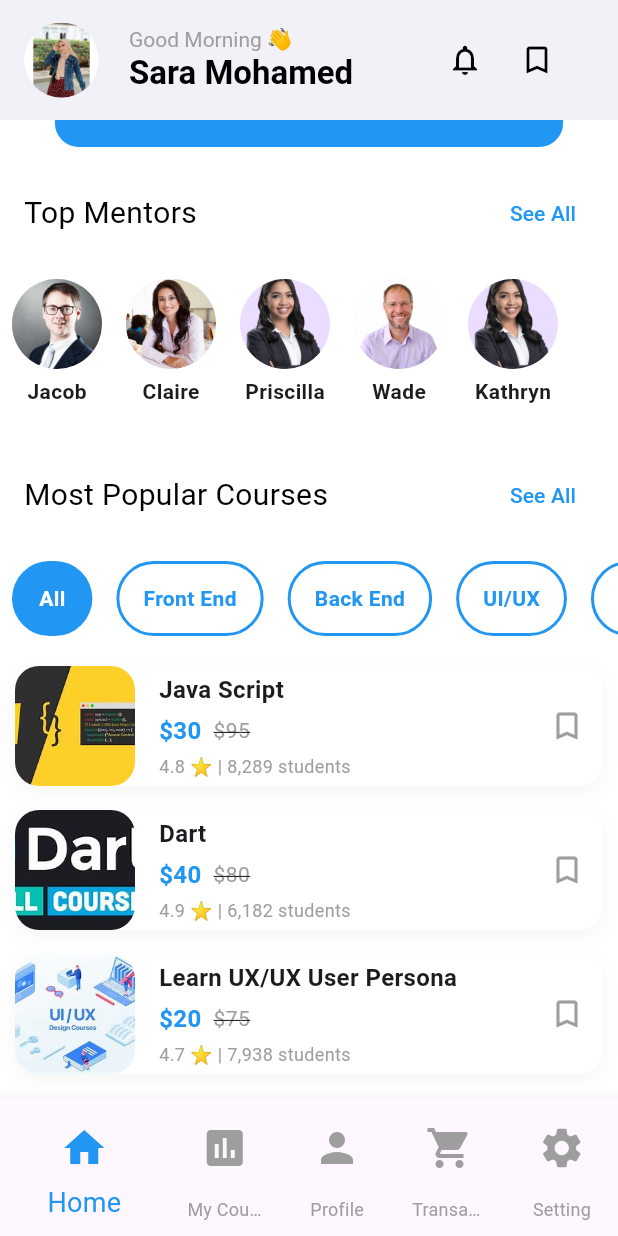
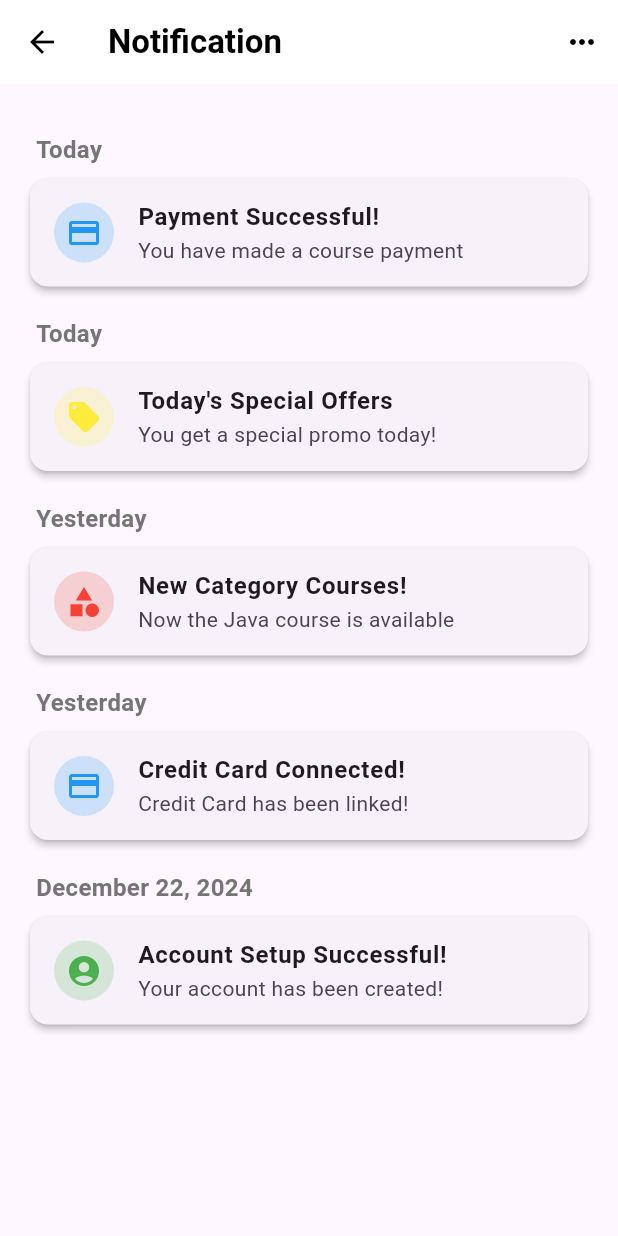
Before and after one commit to SaraMo29/TechTonic, a Flutter app: the HomeScreen screen opened directly, scrolled down 208 dp, after a tap on the "notifications none" icon, on a phone screen of 412 x 824 dp. Run offline on Flutter 3.47's test engine with Material 3 defaults, Android fonts, the phone set to English and light mode, and no system bars; drawn by our look-alikes of carousel_slider; our stand-ins replace get, introduction_screen, shared_preferences; accounts and stored records are empty.

Commit message:
Refactored notifications page and separated components

```diff
--- /dev/null
+++ b/lib/components/notification_card.dart
@@ -0,0 +1,36 @@
+import 'package:flutter/material.dart';
+import 'notification_item.dart';
+
+class NotificationCard extends StatelessWidget {
+  final NotificationItem notification;
+
+  const NotificationCard({Key? key, required this.notification}) : super(key: key);
+
+  @override
+  Widget build(BuildContext context) {
+    return Column(
+      crossAxisAlignment: CrossAxisAlignment.start,
+      children: [
+        Padding(
+          padding: const EdgeInsets.only(left: 8.0, bottom: 4.0, top: 16.0),
+          child: Text(
+            notification.date,
+            style: TextStyle(fontWeight: FontWeight.bold, fontSize: 16, color: Colors.grey[600]),
+          ),
+        ),
+        Card(
+          shape: RoundedRectangleBorder(borderRadius: BorderRadius.circular(12)),
+          elevation: 2,
+          child: ListTile(
+            leading: CircleAvatar(
+              backgroundColor: notification.color.withOpacity(0.2),
+              child: Icon(notification.icon, color: notification.color),
+            ),
+            title: Text(notification.title, style: const TextStyle(fontWeight: FontWeight.bold)),
+            subtitle: Text(notification.subtitle),
+          ),
+        ),
+      ],
+    );
+  }
+}
--- /dev/null
+++ b/lib/components/notification_item.dart
@@ -0,0 +1,11 @@
+import 'package:flutter/material.dart';
+
+class NotificationItem {
+  final String title;
+  final String subtitle;
+  final IconData icon;
+  final Color color;
+  final String date;
+
+  NotificationItem(this.title, this.subtitle, this.icon, this.color, this.date);
+}
--- a/lib/screens/home_screen.dart
+++ b/lib/screens/home_screen.dart
@@ -4,6 +4,7 @@ import 'package:graduation_project/components/const_promo_card.dart';
 import 'package:graduation_project/components/cours_card.dart';
 import 'package:graduation_project/components/filters_listView.dart';
 import 'package:graduation_project/components/user_needs.dart';
+import 'package:graduation_project/screens/notifyScreen.dart';
 import 'package:graduation_project/screens/profile_screen.dart';
 
 class HomeScreen extends StatefulWidget {
@@ -60,7 +61,14 @@ class _HomeScreenState extends State<HomeScreen> {
           Row(
             children: [
               IconButton(
-                  onPressed: () {},
+                  onPressed: () {
+                     Navigator.push(
+                    context,
+                    MaterialPageRoute(
+                      builder: (context) =>  Notifyscreen(),
+                    ),
+                  );
+                  },
                   icon: const Icon(Icons.notifications_none,
                       color: Colors.black)),
               IconButton(
@@ -149,9 +157,9 @@ class _HomeScreenState extends State<HomeScreen> {
             const SizedBox(
               height: 20,
             ),
-            Padding(
-              padding: const EdgeInsets.symmetric(horizontal: 10),
-              child: const CourseCard(),
+            const Padding(
+              padding: EdgeInsets.symmetric(horizontal: 10),
+              child: CourseCard(),
             ),
           ],
         ),
--- /dev/null
+++ b/lib/screens/notifyScreen.dart
@@ -0,0 +1,44 @@
+import 'package:flutter/material.dart';
+import 'package:graduation_project/components/notification_card.dart';
+import 'package:graduation_project/components/notification_item.dart';
+
+
+class Notifyscreen extends StatelessWidget {
+  final List<NotificationItem> notifications = [
+    NotificationItem("Payment Successful!", "You have made a course payment", Icons.payment, Colors.blue, "Today"),
+    NotificationItem("Today's Special Offers", "You get a special promo today!", Icons.local_offer, Colors.yellow, "Today"),
+    NotificationItem("New Category Courses!", "Now the Java course is available", Icons.category, Colors.red, "Yesterday"),
+    NotificationItem("Credit Card Connected!", "Credit Card has been linked!", Icons.credit_card, Colors.blue, "Yesterday"),
+    NotificationItem("Account Setup Successful!", "Your account has been created!", Icons.account_circle, Colors.green, "December 22, 2024"),
+  ];
+
+  @override
+  Widget build(BuildContext context) {
+    return Scaffold(
+      appBar: AppBar(
+        title: const Text("Notification", style:  TextStyle(color: Colors.black, fontWeight: FontWeight.bold)),
+        backgroundColor: Colors.white,
+        elevation: 0,
+        leading: IconButton(
+          icon: const Icon(Icons.arrow_back, color: Colors.black),
+          onPressed: () {},
+        ),
+        actions: [
+          IconButton(
+            icon: const Icon(Icons.more_horiz, color: Colors.black),
+            onPressed: () {},
+          ),
+        ],
+      ),
+      body: Padding(
+        padding: const EdgeInsets.all(16.0),
+        child: ListView.builder(
+          itemCount: notifications.length,
+          itemBuilder: (context, index) {
+            return NotificationCard(notification: notifications[index]);
+          },
+        ),
+      ),
+    );
+  }
+}
```
Also changed, not shown: 1 other file.
